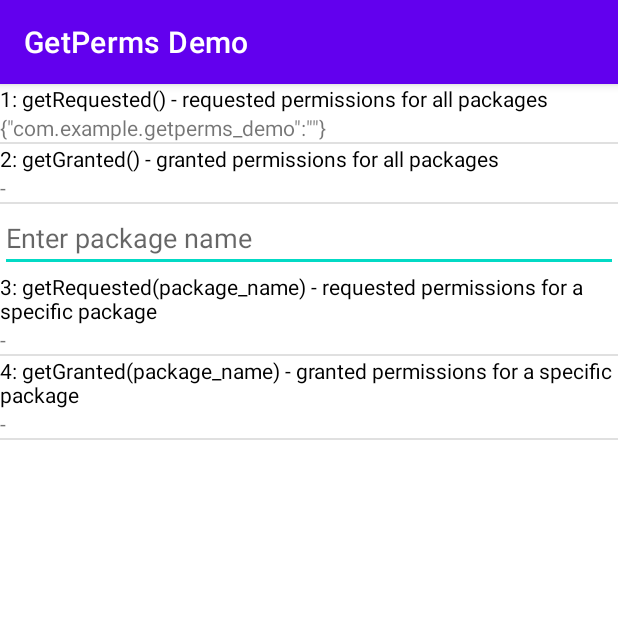
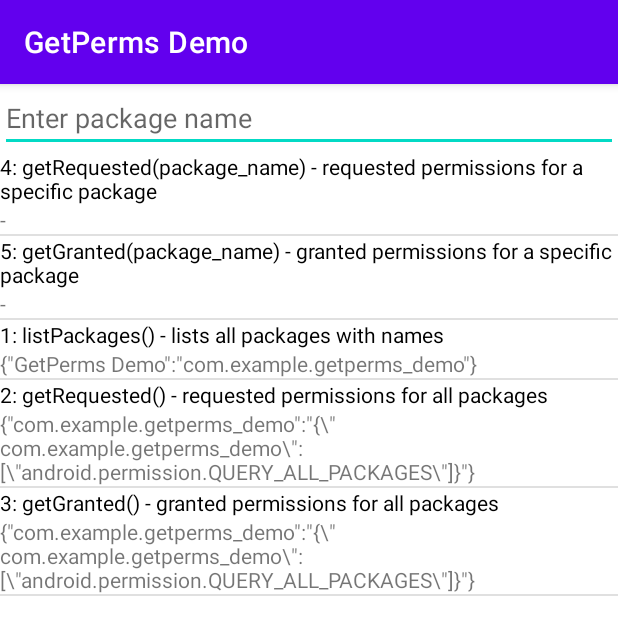
Before and after one commit to 0x4f53/GetPerms, an Android app: the screen it shows after launch (MainActivity), on a phone screen of 412 x 824 dp. Shown: the top 635 px of the screen. Run offline under Robolectric (Android 15) with nearby library versions, the phone set to English and light mode, and no system bars.

Commit message:
added listing all packages (3/5)

```diff
--- a/GetPermsDemo/app/src/main/java/com/example/getperms_demo/GetPerms.java
+++ b/GetPermsDemo/app/src/main/java/com/example/getperms_demo/GetPerms.java
@@ -28,7 +28,23 @@ public class GetPerms {
         context = context_arg;
     }
 
-    public JSONObject getRequested(String package_name) {
+    public JSONObject listPackages() {  // method to list all packages
+        HashMap<String, String> perms = new HashMap<>();
+        final PackageManager pm = context.getPackageManager();
+        try {
+            List<ApplicationInfo> packages = pm.getInstalledApplications(PackageManager.GET_META_DATA);
+            for (ApplicationInfo packageInfo : packages) {
+                perms.put((String) pm.getApplicationLabel(pm.getApplicationInfo(packageInfo.packageName, PackageManager.GET_META_DATA)),packageInfo.packageName);
+            }
+        } catch (Exception ex){
+            Log.e("GetPerms", "Could not find packages!");
+            Toast toast=Toast.makeText(context,"No packages found!",Toast.LENGTH_SHORT);
+            toast.show();
+        }
+        return new JSONObject(perms);
+    }
+
+    public JSONObject getRequested(String package_name) {  // method to get all requested permissions for a particular package
         HashMap<String, String[]> requested_perms = new HashMap<>();
         try{
             PackageInfo packageInfo = context.getPackageManager().getPackageInfo(package_name, GET_PERMISSIONS);
@@ -45,6 +61,8 @@ public class GetPerms {
             Log.e("GetPerms", "Package not found on system!");
             Toast toast=Toast.makeText(context,"Package not found!",Toast.LENGTH_SHORT);
             toast.show();
+        } catch (NullPointerException noPermissions){
+            Log.e("GetPerms", "Package requests no permissions!");
         }
         return new JSONObject(requested_perms);
     }
@@ -55,7 +73,7 @@ public class GetPerms {
         try {
             List<ApplicationInfo> packages = pm.getInstalledApplications(PackageManager.GET_META_DATA);
             for (ApplicationInfo packageInfo : packages) {
-                perms.put(packageInfo.packageName, "");
+                perms.put(packageInfo.packageName, getRequested(packageInfo.packageName).toString());
             }
         } catch (Exception ex) {
             Log.e("GetPerms", "Package not found on system!");
@@ -95,21 +113,20 @@ public class GetPerms {
             Log.e("GetPerms", "Package not found on system!");
             Toast toast=Toast.makeText(context,"Package not found!",Toast.LENGTH_SHORT);
             toast.show();
+        } catch (NullPointerException noPermissions){
+            Log.e("GetPerms", "Package requests no permissions!");
         }
         return new JSONObject(granted_perms);
     }
 
-
-
-    public JSONObject getGranted() {  // method to get all granted permissions from all packages
+    public JSONObject getGranted() {  // method to get all granted permissions for a particular package
         HashMap<String, String> perms = new HashMap<>();
         final PackageManager pm = context.getPackageManager();
         try {
             List<ApplicationInfo> packages = pm.getInstalledApplications(PackageManager.GET_META_DATA);
             for (ApplicationInfo packageInfo : packages) {
-                perms.put(packageInfo.packageName, "");
+                perms.put(packageInfo.packageName, getGranted(packageInfo.packageName).toString());
             }
-
         } catch (Exception ex) {
             Log.e("GetPerms", "Package not found on system!");
             Toast toast=Toast.makeText(context,"Package not found!",Toast.LENGTH_SHORT);
@@ -117,5 +134,4 @@ public class GetPerms {
         }
         return new JSONObject(perms);
     }
-
 }
--- a/GetPermsDemo/app/src/main/java/com/example/getperms_demo/MainActivity.java
+++ b/GetPermsDemo/app/src/main/java/com/example/getperms_demo/MainActivity.java
@@ -15,8 +15,8 @@ public class MainActivity extends AppCompatActivity {
         super.onCreate(savedInstanceState);
         setContentView(R.layout.activity_main);
         EditText editText = (EditText)findViewById(R.id.packagenameinput);
-        TextView requested_specific_output = (TextView)findViewById(R.id.method3output);
-        TextView granted_specific_output = (TextView)findViewById(R.id.method4output);
+        TextView requested_specific_output = (TextView)findViewById(R.id.method4output);
+        TextView granted_specific_output = (TextView)findViewById(R.id.method5output);
         editText.setOnKeyListener((View.OnKeyListener) (v, keyCode, event) -> {
             if ((event.getAction() == KeyEvent.ACTION_DOWN) && (keyCode == KeyEvent.KEYCODE_ENTER)) {
                 String package_name = editText.getText().toString();
@@ -26,8 +26,12 @@ public class MainActivity extends AppCompatActivity {
             }
             return false;
         });
-        TextView requested_all_output = findViewById(R.id.method1output);
+        TextView list_all_output = findViewById(R.id.method1output);
+        TextView requested_all_output = findViewById(R.id.method2output);
+        TextView granted_all_output = findViewById(R.id.method3output);
         GetPerms gp = new GetPerms(getApplicationContext());
+        list_all_output.setText(gp.listPackages().toString());
         requested_all_output.setText(gp.getRequested().toString());
+        granted_all_output.setText(gp.getGranted().toString());
     }
 }
--- a/GetPermsDemo/app/src/main/res/layout/activity_main.xml
+++ b/GetPermsDemo/app/src/main/res/layout/activity_main.xml
@@ -19,11 +19,58 @@
             android:layout_height="wrap_content"
             android:orientation="vertical">
 
+            <EditText
+                android:id="@+id/packagenameinput"
+                android:layout_width="match_parent"
+                android:layout_height="wrap_content"
+                android:ems="10"
+                android:hint="Enter package name"
+                android:inputType="textPersonName"
+                android:maxLines="1" />
+
+            <TextView
+                android:id="@+id/method4"
+                android:layout_width="match_parent"
+                android:layout_height="wrap_content"
+                android:text="4: getRequested(package_name) - requested permissions for a specific package"
+                android:textColor="@color/black" />
+
+            <TextView
+                android:id="@+id/method4output"
+                android:layout_width="match_parent"
+                android:layout_height="wrap_content"
+                android:text="-" />
+
+            <View
+                android:id="@+id/divider4"
+                android:layout_width="match_parent"
+                android:layout_height="1dp"
+                android:background="?android:attr/listDivider" />
+
+            <TextView
+                android:id="@+id/method5"
+                android:layout_width="match_parent"
+                android:layout_height="wrap_content"
+                android:text="5: getGranted(package_name) - granted permissions for a specific package"
+                android:textColor="@color/black" />
+
+            <TextView
+                android:id="@+id/method5output"
+                android:layout_width="match_parent"
+                android:layout_height="wrap_content"
+                android:text="-" />
+
+            <View
+                android:id="@+id/divider5"
+                android:layout_width="match_parent"
+                android:layout_height="1dp"
+                android:background="?android:attr/listDivider" />
+
             <TextView
                 android:id="@+id/method1"
                 android:layout_width="match_parent"
                 android:layout_height="wrap_content"
-                android:text="1: getRequested() - requested permissions for all packages"
+                android:text="1: listPackages() - lists all packages with names"
                 android:textColor="@color/black" />
 
             <TextView
@@ -33,7 +80,7 @@
                 android:text="-" />
 
             <View
-                android:id="@+id/divider"
+                android:id="@+id/divider1"
                 android:layout_width="match_parent"
                 android:layout_height="1dp"
                 android:background="?android:attr/listDivider" />
@@ -42,7 +89,7 @@
                 android:id="@+id/method2"
                 android:layout_width="match_parent"
                 android:layout_height="wrap_content"
-                android:text="2: getGranted() - granted permissions for all packages"
+                android:text="2: getRequested() - requested permissions for all packages"
                 android:textColor="@color/black" />
 
             <TextView
@@ -57,20 +104,11 @@
                 android:layout_height="1dp"
                 android:background="?android:attr/listDivider" />
 
-            <EditText
-                android:id="@+id/packagenameinput"
-                android:layout_width="match_parent"
-                android:layout_height="wrap_content"
-                android:ems="10"
-                android:hint="Enter package name"
-                android:inputType="textPersonName"
-                android:maxLines="1" />
-
             <TextView
                 android:id="@+id/method3"
                 android:layout_width="match_parent"
                 android:layout_height="wrap_content"
-                android:text="3: getRequested(package_name) - requested permissions for a specific package"
+                android:text="3: getGranted() - granted permissions for all packages"
                 android:textColor="@color/black" />
 
             <TextView
@@ -85,24 +123,6 @@
                 android:layout_height="1dp"
                 android:background="?android:attr/listDivider" />
 
-            <TextView
-                android:id="@+id/method4"
-                android:layout_width="match_parent"
-                android:layout_height="wrap_content"
-                android:text="4: getGranted(package_name) - granted permissions for a specific package"
-                android:textColor="@color/black" />
-
-            <TextView
-                android:id="@+id/method4output"
-                android:layout_width="match_parent"
-                android:layout_height="wrap_content"
-                android:text="-" />
-
-            <View
-                android:id="@+id/divider4"
-                android:layout_width="match_parent"
-                android:layout_height="1dp"
-                android:background="?android:attr/listDivider" />
         </LinearLayout>
     </ScrollView>
 </androidx.constraintlayout.widget.ConstraintLayout>
```
